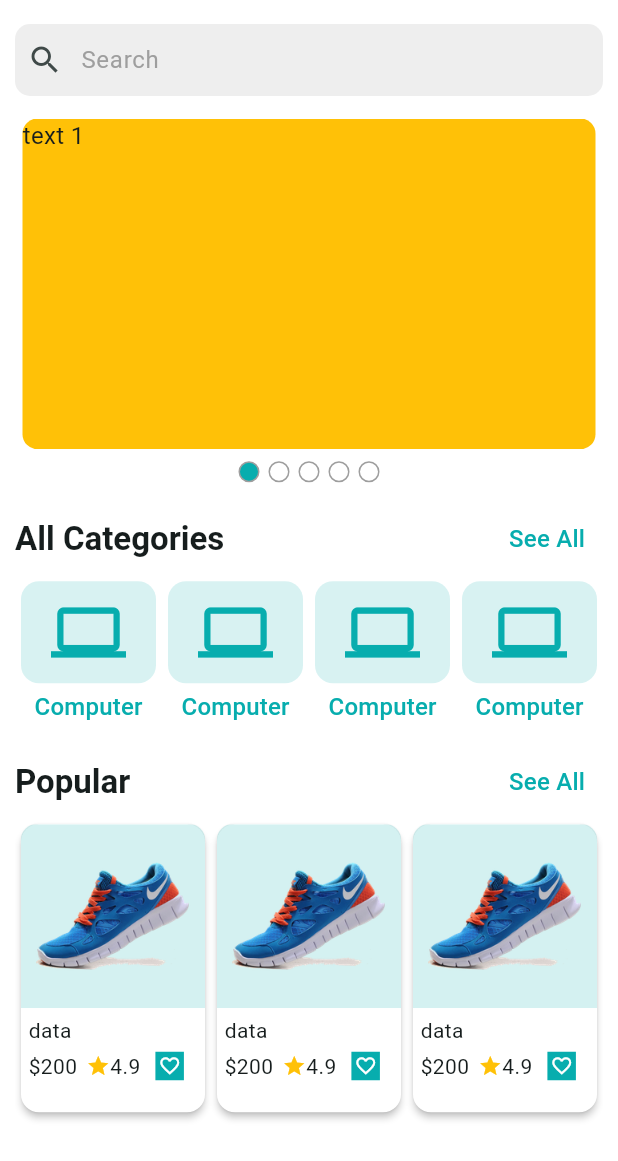
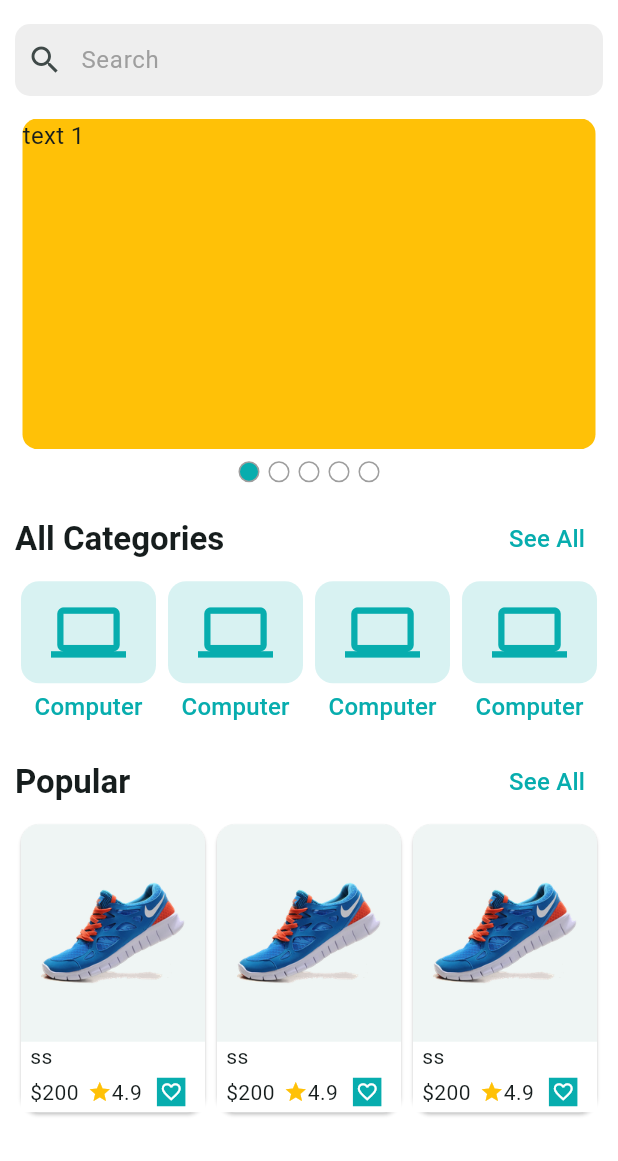
Before and after one commit to rahimuj570/Flutter_Ecommerce, a Flutter app: the HomeScreen screen opened directly, on a phone screen of 412 x 824 dp, the part 75-1236 px from its top. Run offline on Flutter 3.47's test engine with Material 3 defaults, Android fonts, the phone set to English and light mode, and no system bars; drawn by our look-alikes of carousel_slider; our stand-ins replace firebase_core, firebase_crashlytics, flutter_svg, pinput, shared_preferences; accounts and stored records are empty; generated files the repository leaves out were written again.

Commit message:
product card design fixed

```diff
--- a/lib/app/app.dart
+++ b/lib/app/app.dart
@@ -10,7 +10,7 @@ import 'package:provider/provider.dart';
 
 class FlutterEcommerce extends StatefulWidget {
   const FlutterEcommerce({super.key});
-
+  static GlobalKey<NavigatorState> globalRoute = GlobalKey<NavigatorState>();
   @override
   State<FlutterEcommerce> createState() => _FlutterEcommerceState();
 }
@@ -28,6 +28,7 @@ class _FlutterEcommerceState extends State<FlutterEcommerce> {
         builder:
             (context, langProvider, themeProvider, mainNavBarProvider, child) =>
                 MaterialApp(
+                  navigatorKey: FlutterEcommerce.globalRoute,
                   initialRoute: '/',
                   onGenerateRoute: AppRoutes.appRoutes,
                   theme: AppThemes.light,
--- a/lib/app/app_routes.dart
+++ b/lib/app/app_routes.dart
@@ -6,6 +6,7 @@ import 'package:flutter_ecommerce/features/auth/presentations/screens/splash_scr
 import 'package:flutter_ecommerce/features/auth/presentations/screens/verify_otp_screen.dart';
 import 'package:flutter_ecommerce/features/categories/presentations/screens/categories_screen.dart';
 import 'package:flutter_ecommerce/features/commons/presentations/screens/main_nav_holder_screen.dart';
+import 'package:flutter_ecommerce/features/products/presentations/screens/product_list_by_category.dart';
 
 class AppRoutes {
   static Route<dynamic> appRoutes(RouteSettings settings) {
@@ -25,6 +26,8 @@ class AppRoutes {
       widget = MainNavHolderScreen();
     } else if (settings.name == CategoriesScreen.name) {
       widget = CategoriesScreen();
+    } else if (settings.name == ProductListByCategory.name) {
+      widget = ProductListByCategory(arguments: settings.arguments);
     }
 
     return MaterialPageRoute(builder: (context) => widget);
--- a/lib/features/commons/presentations/widgets/product_card.dart
+++ b/lib/features/commons/presentations/widgets/product_card.dart
@@ -10,33 +10,29 @@ class ProductCard extends StatelessWidget {
   Widget build(BuildContext context) {
     return SizedBox(
       width: itemSize,
-      height: itemSize,
       child: Card(
-        color: Colors.white,
-        elevation: 2,
         child: Column(
           children: [
-            ClipRRect(
-              borderRadius: BorderRadius.only(
-                topLeft: Radius.circular(AppUnits.round),
-                topRight: Radius.circular(AppUnits.round),
-              ),
-              child: Container(
-                color: AppColors.themeColor.withAlpha(
-                  AppUnits.themeColorOpacity,
+            Expanded(
+              child: ClipRRect(
+                borderRadius: BorderRadiusGeometry.only(
+                  topLeft: Radius.circular(AppUnits.round),
+                  topRight: Radius.circular(AppUnits.round),
                 ),
-                padding: const EdgeInsets.all(8.0),
-                child: Image.asset(AppAssetsPath.shoePng, fit: BoxFit.contain),
+                child: Image.asset(
+                  AppAssetsPath.shoePng,
+                  width: 100,
+                  height: 100,
+                ),
               ),
             ),
-            //Details Cotainer Start
             Container(
-              padding: EdgeInsets.all(5),
+              padding: EdgeInsets.only(left: 6),
               color: Colors.white,
               child: Column(
                 crossAxisAlignment: CrossAxisAlignment.start,
                 children: [
-                  Text('data'),
+                  Text('ss'),
                   Row(
                     children: [
                       Text('\$200'),
--- a/lib/features/home/presentations/screens/home_screen.dart
+++ b/lib/features/home/presentations/screens/home_screen.dart
@@ -6,6 +6,7 @@ import 'package:flutter_ecommerce/features/commons/presentations/widgets/product
 import 'package:flutter_ecommerce/features/commons/state_management/main_nav_bar_provider.dart';
 import 'package:flutter_ecommerce/features/home/presentations/widgets/home_carousel_widget.dart';
 import 'package:flutter_ecommerce/features/home/presentations/widgets/section_separator_head.dart';
+import 'package:flutter_ecommerce/features/products/presentations/screens/product_list_by_category.dart';
 import 'package:provider/provider.dart';
 
 class HomeScreen extends StatefulWidget {
@@ -63,13 +64,22 @@ class _HomeScreenState extends State<HomeScreen> {
                 SizedBox(
                   height: 100,
                   child: LayoutBuilder(
-                    builder: (context, constraints) {
+                    builder: (context2, constraints) {
                       return ListView.builder(
                         scrollDirection: Axis.horizontal,
 
                         itemCount: 4,
-                        itemBuilder: (context, index) {
-                          return CategoryCardWidget(constraints: constraints);
+                        itemBuilder: (context2, index) {
+                          return GestureDetector(
+                            onTap: () {
+                              Navigator.pushNamed(
+                                context,
+                                ProductListByCategory.name,
+                                arguments: 'Fashion',
+                              );
+                            },
+                            child: CategoryCardWidget(constraints: constraints),
+                          );
                         },
                       );
                     },
@@ -120,6 +130,7 @@ class _HomeScreenState extends State<HomeScreen> {
                     },
                   ),
                 ),
+                SizedBox(height: AppUnits.headlineSeparateHeight),
               ],
             ),
           ),
```
Also changed, not shown: lib/features/products/presentations/screens/product_list_by_category.dart (added, +41 -0 lines).
